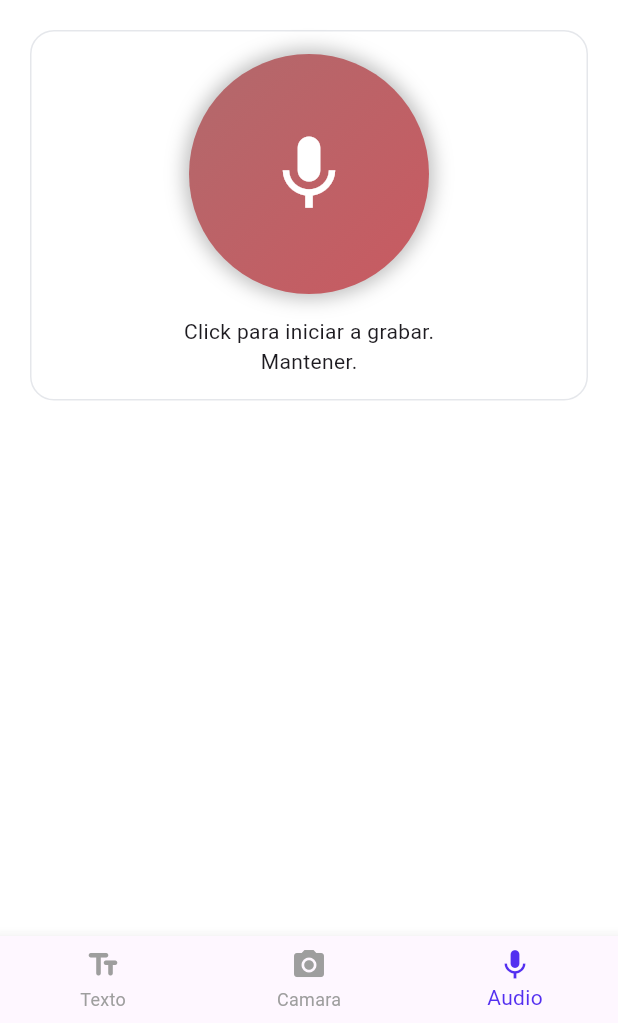
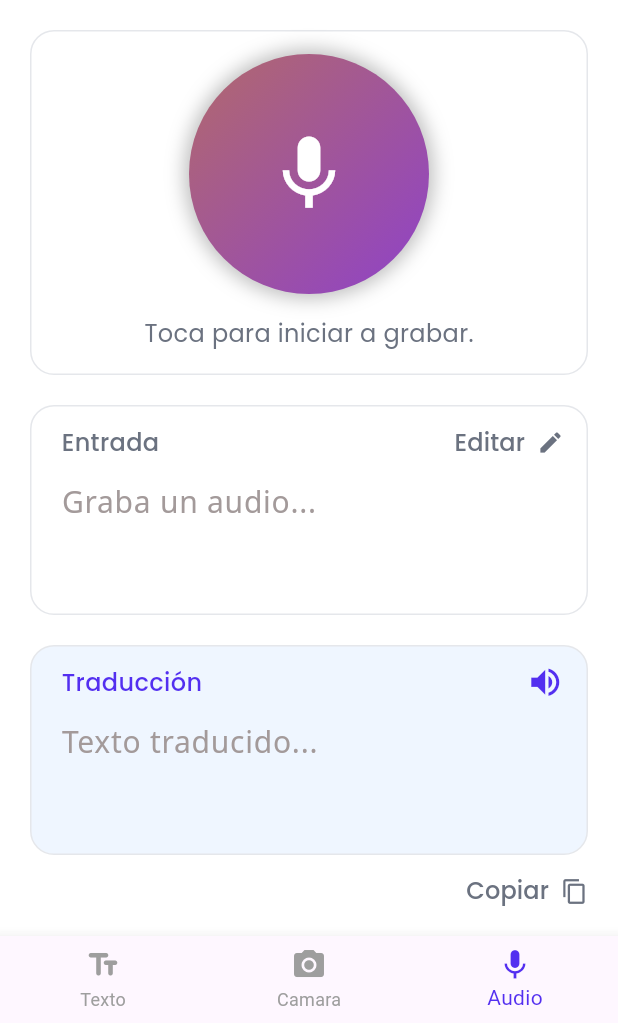
Before and after one commit to Bounsic-A-S/Tongi, a Flutter app: the screen it shows after launch, item 3 of the bottom bar chosen, on a phone screen of 412 x 824 dp, the part 213-1236 px from its top. Run offline on Flutter 3.47's test engine with Material 3 defaults, Android fonts, the light colour scheme and no system bars.

Commit message:
TONGI-65 add audio translation UI

```diff
--- a/frontend/lib/core/tongi_colors.dart
+++ b/frontend/lib/core/tongi_colors.dart
@@ -5,6 +5,7 @@ class TongiColors {
   static const primary = Color(0xFF532FF0);
   static const secondary = Color(0xFF4F46E5);
   static const accent = Color.fromARGB(255, 116, 36, 166);
+  static const lightMainFill = Color(0xFFEFF6FF);
 
   // Gray and white colors
   static const darkGray = Color(0xFF6B7280);
--- a/frontend/lib/core/tongi_styles.dart
+++ b/frontend/lib/core/tongi_styles.dart
@@ -19,4 +19,52 @@ class TongiStyles {
     fontFamily: "Poppins",
     fontWeight: FontWeight.w500,
   );
+
+  static const TextStyle textInput = TextStyle(
+    fontSize: 24,
+    color: TongiColors.textFill,
+    fontFamily: "NotoSans",
+  );
+
+  static const TextStyle textOutput = TextStyle(
+    fontSize: 24,
+    color: TongiColors.textFill,
+    fontFamily: "NotoSans",
+  );
+
+  static const TextStyle textAudInput = TextStyle(
+    fontSize: 20,
+    color: TongiColors.textFill,
+    fontFamily: "NotoSans",
+  );
+
+  static const TextStyle textAudOutput = TextStyle(
+    fontSize: 20,
+    color: TongiColors.textFill,
+    fontFamily: "NotoSans",
+  );
+
+  static const TextStyle textFieldMainLabel = TextStyle(
+    color: TongiColors.primary,
+    fontFamily: "Poppins",
+    fontWeight: FontWeight.w500,
+    fontSize: 16,
+  );
+
+  static const TextStyle textFieldGrayLabel = TextStyle(
+    color: TongiColors.darkGray,
+    fontFamily: "Poppins",
+    fontWeight: FontWeight.w500,
+    fontSize: 16,
+  );
+
+  static const OutlineInputBorder enabledBorder = OutlineInputBorder(
+    borderSide: BorderSide(color: TongiColors.border, width: 1),
+    borderRadius: BorderRadius.all(Radius.circular(10)),
+  );
+
+  static const OutlineInputBorder focusedBorder = OutlineInputBorder(
+    borderSide: BorderSide(color: TongiColors.onFocus, width: 1),
+    borderRadius: BorderRadius.all(Radius.circular(10)),
+  );
 }
--- a/frontend/lib/screens/audio_screen.dart
+++ b/frontend/lib/screens/audio_screen.dart
@@ -1,6 +1,8 @@
 import 'package:flutter/cupertino.dart';
 import 'package:flutter/material.dart';
 import 'package:frontend/core/tongi_colors.dart';
+import 'package:frontend/core/tongi_styles.dart';
+import 'package:frontend/widgets/audio_translation.dart';
 import 'package:frontend/widgets/language_selector.dart';
 import 'package:frontend/widgets/record_button.dart';
 
@@ -31,13 +33,17 @@ class _AudioScreenState extends State<AudioScreen> {
                 children: [
                   RecordButton(),
                   SizedBox(height: 15),
-                  Text("Click para iniciar a grabar."),
-                  Text("Mantener."),
+                  Text(
+                    "Toca para iniciar a grabar.",
+                    style: TongiStyles.textBody,
+                  ),
                 ],
               ),
             ],
           ),
         ),
+        SizedBox(height: 20),
+        AudioTranslation(),
       ],
     );
   }
--- /dev/null
+++ b/frontend/lib/widgets/audio_translation.dart
@@ -0,0 +1,125 @@
+import 'package:flutter/cupertino.dart';
+import 'package:flutter/material.dart';
+import 'package:frontend/core/tongi_colors.dart';
+import 'package:frontend/core/tongi_styles.dart';
+import 'package:frontend/widgets/copy_button.dart';
+
+class AudioTranslation extends StatefulWidget {
+  const AudioTranslation({super.key});
+
+  @override
+  State<AudioTranslation> createState() => _AudioTranslationState();
+}
+
+class _AudioTranslationState extends State<AudioTranslation> {
+  final TextEditingController _inputController = TextEditingController(
+    text: "",
+  );
+  final TextEditingController _outputController = TextEditingController(
+    text: "",
+  );
+
+  @override
+  Widget build(BuildContext context) {
+    return Column(
+      children: [
+        Container(
+          decoration: BoxDecoration(
+            border: BoxBorder.all(color: TongiColors.border, width: 1),
+            borderRadius: BorderRadius.circular(16),
+          ),
+          padding: EdgeInsets.only(left: 20, right: 15),
+          child: Column(
+            children: [
+              Row(
+                mainAxisAlignment: MainAxisAlignment.spaceBetween,
+                crossAxisAlignment: CrossAxisAlignment.center,
+                children: [
+                  Text("Entrada", style: TongiStyles.textFieldGrayLabel),
+                  TextButton.icon(
+                    onPressed: () {},
+                    icon: Icon(Icons.edit, color: TongiColors.darkGray),
+                    label: Text(
+                      "Editar",
+                      style: TongiStyles.textFieldGrayLabel,
+                    ),
+                    style: TextButton.styleFrom(
+                      padding: EdgeInsets.all(0),
+                      iconAlignment: IconAlignment.end,
+                      overlayColor: Colors.white,
+                    ),
+                  ),
+                ],
+              ),
+              TextField(
+                maxLines: 3,
+                controller: _inputController,
+                style: TongiStyles.textAudInput,
+                decoration: InputDecoration(
+                  hintText: "Graba un audio...",
+                  border: InputBorder.none,
+                  hintStyle: TextStyle(color: TongiColors.gray),
+                  contentPadding: EdgeInsets.all(0),
+                ),
+                enableSuggestions: false,
+                onChanged: (value) {
+                  setState(() {
+                    if (_inputController.text.isEmpty) {
+                      _outputController.text = "";
+                    } else {
+                      _outputController.text = "${_inputController.text} ##";
+                    }
+                  });
+                },
+              ),
+            ],
+          ),
+        ),
+        SizedBox(height: 20),
+        Container(
+          decoration: BoxDecoration(
+            border: BoxBorder.all(color: TongiColors.border, width: 1),
+            borderRadius: BorderRadius.circular(16),
+            color: TongiColors.lightMainFill,
+          ),
+          padding: EdgeInsets.only(left: 20, right: 15),
+          child: Column(
+            children: [
+              Row(
+                mainAxisAlignment: MainAxisAlignment.spaceBetween,
+                crossAxisAlignment: CrossAxisAlignment.center,
+                children: [
+                  Text("Traducción", style: TongiStyles.textFieldMainLabel),
+                  TextButton.icon(
+                    onPressed: () {},
+                    icon: Icon(Icons.volume_up, color: TongiColors.primary),
+                    label: Text("          "),
+                    style: TextButton.styleFrom(
+                      padding: EdgeInsets.all(0),
+                      iconAlignment: IconAlignment.end,
+                      overlayColor: Colors.transparent,
+                      iconSize: 25,
+                    ),
+                  ),
+                ],
+              ),
+              TextField(
+                readOnly: true,
+                maxLines: 3,
+                controller: _outputController,
+                style: TongiStyles.textAudOutput,
+                decoration: InputDecoration(
+                  hintText: "Texto traducido...",
+                  border: InputBorder.none,
+                  hintStyle: TextStyle(color: TongiColors.gray),
+                  contentPadding: EdgeInsets.all(0),
+                ),
+              ),
+            ],
+          ),
+        ),
+        Row(mainAxisAlignment: MainAxisAlignment.end, children: [CopyButton()]),
+      ],
+    );
+  }
+}
--- /dev/null
+++ b/frontend/lib/widgets/copy_button.dart
@@ -0,0 +1,21 @@
+import 'package:flutter/material.dart';
+import 'package:frontend/core/tongi_colors.dart';
+import 'package:frontend/core/tongi_styles.dart';
+
+class CopyButton extends StatelessWidget {
+  const CopyButton({super.key});
+
+  @override
+  Widget build(BuildContext context) {
+    return TextButton.icon(
+      onPressed: () {},
+      label: Text("Copiar", style: TongiStyles.textBody),
+      style: TextButton.styleFrom(
+        iconAlignment: IconAlignment.end,
+        padding: EdgeInsets.all(0),
+        overlayColor: Colors.white,
+      ),
+      icon: Icon(Icons.copy, color: TongiColors.darkGray),
+    );
+  }
+}
--- a/frontend/lib/widgets/record_button.dart
+++ b/frontend/lib/widgets/record_button.dart
@@ -27,7 +27,7 @@ class _RecordButtonState extends State<RecordButton>
 
     _color1 = ColorTween(begin: TongiColors.primary, end: Colors.orange)
         .animate(_controller);
-    _color2 = ColorTween(begin: Colors.orange, end: Colors.purple)
+    _color2 = ColorTween(begin: const Color(0xFF8064E6), end: Colors.purple)
         .animate(_controller);
   }
 
--- a/frontend/lib/widgets/text_translation.dart
+++ b/frontend/lib/widgets/text_translation.dart
@@ -1,6 +1,7 @@
 import 'package:flutter/material.dart';
 import 'package:frontend/core/tongi_colors.dart';
 import 'package:frontend/core/tongi_styles.dart';
+import 'package:frontend/widgets/copy_button.dart';
 
 class TextTranslation extends StatefulWidget {
   const TextTranslation({super.key});
@@ -26,21 +27,11 @@ class _TextTranslationState extends State<TextTranslation> {
             TextField(
               maxLines: 4,
               controller: _inputController,
-              style: TextStyle(
-                fontSize: 24,
-                color: TongiColors.darkGray,
-                fontFamily: "NotoSans",
-              ),
+              style: TongiStyles.textInput,
               decoration: InputDecoration(
                 hintText: "Ingrese un texto...",
-                enabledBorder: OutlineInputBorder(
-                  borderSide: BorderSide(color: TongiColors.border, width: 1),
-                  borderRadius: BorderRadius.all(Radius.circular(10))
-                ),
-                focusedBorder: OutlineInputBorder(
-                  borderSide: BorderSide(color: TongiColors.onFocus, width: 1),
-                  borderRadius: BorderRadius.all(Radius.circular(10))
-                ),
+                enabledBorder: TongiStyles.enabledBorder,
+                focusedBorder: TongiStyles.focusedBorder,
                 hintStyle: TextStyle(color: TongiColors.gray),
               ),
               keyboardType: TextInputType.text,
@@ -98,24 +89,14 @@ class _TextTranslationState extends State<TextTranslation> {
               maxLines: 4,
               readOnly: true,
               controller: _outputController,
-              style: TextStyle(
-                fontSize: 24,
-                color: TongiColors.textFill,
-                fontFamily: "NotoSans",
-              ),
+              style: TongiStyles.textOutput,
               decoration: InputDecoration(
                 hintText: "Translation here...",
                 hintStyle: TextStyle(color: TongiColors.gray),
                 filled: true,
                 fillColor: TongiColors.bgGrayComponent,
-                enabledBorder: OutlineInputBorder(
-                  borderSide: BorderSide(color: TongiColors.border, width: 1),
-                  borderRadius: BorderRadius.all(Radius.circular(10))
-                ),
-                focusedBorder: OutlineInputBorder(
-                  borderSide: BorderSide(color: TongiColors.border, width: 1),
-                  borderRadius: BorderRadius.all(Radius.circular(10))
-                ),
+                enabledBorder: TongiStyles.enabledBorder,
+                focusedBorder: TongiStyles.enabledBorder,
               ),
             ),
             Positioned(
@@ -137,19 +118,7 @@ class _TextTranslationState extends State<TextTranslation> {
           mainAxisSize: MainAxisSize.max,
           mainAxisAlignment: MainAxisAlignment.end,
           children: [
-            TextButton.icon(
-              onPressed: () {},
-              label: Text(
-                "Copiar",
-                style: TongiStyles.textBody,
-              ),
-              style: TextButton.styleFrom(
-                iconAlignment: IconAlignment.end,
-                padding: EdgeInsets.all(0),
-                overlayColor: Colors.white,
-              ),
-              icon: Icon(Icons.copy, color: TongiColors.darkGray),
-            ),
+            CopyButton()
           ],
         ),
         SizedBox(height: 5),
```
